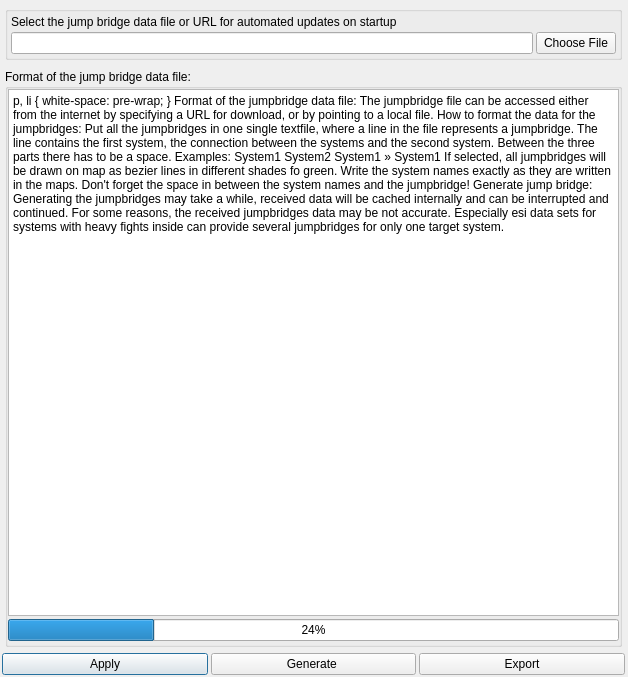
This is src/vi/ui/JumpbridgeChooser.ui in jkey-67/spyglass as Qt 5 draws it before an edit. The edited form follows.
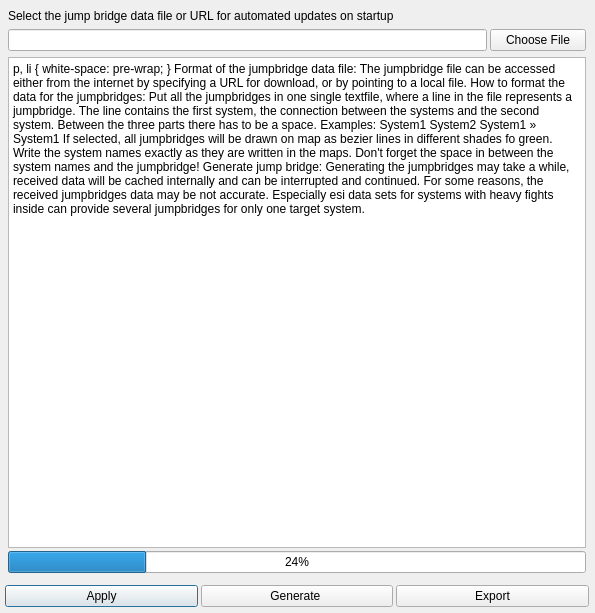
This is the edited form.

Commit message: refactoring and cleanup prepare for class player

Patch:
```diff
--- a/src/vi/ui/JumpbridgeChooser.ui
+++ b/src/vi/ui/JumpbridgeChooser.ui
@@ -6,8 +6,8 @@
    <rect>
     <x>0</x>
     <y>0</y>
-    <width>628</width>
-    <height>677</height>
+    <width>595</width>
+    <height>613</height>
    </rect>
   </property>
   <property name="windowTitle">
@@ -24,7 +24,7 @@
     <number>3</number>
    </property>
    <property name="bottomMargin">
-    <number>2</number>
+    <number>3</number>
    </property>
    <property name="spacing">
     <number>3</number>
@@ -36,16 +36,16 @@
        <number>3</number>
       </property>
       <property name="leftMargin">
-       <number>0</number>
+       <number>3</number>
       </property>
       <property name="topMargin">
-       <number>0</number>
+       <number>3</number>
       </property>
       <property name="rightMargin">
-       <number>0</number>
+       <number>3</number>
       </property>
       <property name="bottomMargin">
-       <number>0</number>
+       <number>3</number>
       </property>
       <item>
        <widget class="QPushButton" name="cancelButton">
@@ -76,9 +76,6 @@
      <property name="spacing">
       <number>3</number>
      </property>
-     <item>
-      <widget class="QWidget" name="widget" native="true">
-       <layout class="QGridLayout" name="gridLayout_2">
         <property name="leftMargin">
          <number>3</number>
         </property>
@@ -91,67 +88,6 @@
         <property name="bottomMargin">
          <number>3</number>
         </property>
-        <property name="spacing">
-         <number>3</number>
-        </property>
-        <item row="0" column="0">
-         <widget class="QGroupBox" name="groupBox">
-          <property name="title">
-           <string/>
-          </property>
-          <layout class="QGridLayout" name="gridLayout_3">
-           <property name="leftMargin">
-            <number>3</number>
-           </property>
-           <property name="topMargin">
-            <number>3</number>
-           </property>
-           <property name="rightMargin">
-            <number>3</number>
-           </property>
-           <property name="bottomMargin">
-            <number>3</number>
-           </property>
-           <property name="spacing">
-            <number>3</number>
-           </property>
-           <item row="0" column="0">
-            <layout class="QVBoxLayout" name="verticalLayout_2">
-             <property name="spacing">
-              <number>3</number>
-             </property>
-             <item>
-              <widget class="QLabel" name="label">
-               <property name="text">
-                <string>Select the jump bridge data file or URL for automated updates on startup</string>
-               </property>
-              </widget>
-             </item>
-             <item>
-              <layout class="QHBoxLayout" name="horizontalLayout">
-               <property name="spacing">
-                <number>3</number>
-               </property>
-               <item>
-                <widget class="QLineEdit" name="urlField"/>
-               </item>
-               <item>
-                <widget class="QPushButton" name="fileChooser">
-                 <property name="text">
-                  <string>Choose File</string>
-                 </property>
-                </widget>
-               </item>
-              </layout>
-             </item>
-            </layout>
-           </item>
-          </layout>
-         </widget>
-        </item>
-       </layout>
-      </widget>
-     </item>
      <item>
       <widget class="QWidget" name="widget2" native="true">
        <layout class="QGridLayout" name="gridLayout_4">
@@ -170,35 +106,36 @@
         <property name="spacing">
          <number>3</number>
         </property>
-        <item row="0" column="0">
-         <widget class="QGroupBox" name="groupBox2">
-          <property name="title">
-           <string>Format of the jump bridge data file:</string>
-          </property>
-          <layout class="QGridLayout" name="gridLayout_5">
-           <property name="leftMargin">
-            <number>0</number>
-           </property>
-           <property name="topMargin">
-            <number>0</number>
-           </property>
-           <property name="rightMargin">
-            <number>0</number>
-           </property>
-           <property name="bottomMargin">
-            <number>3</number>
-           </property>
-           <property name="spacing">
-            <number>3</number>
-           </property>
            <item row="1" column="0">
-            <widget class="QProgressBar" name="generateJumpBridgeProgress">
-             <property name="value">
-              <number>24</number>
+         <layout class="QHBoxLayout" name="horizontalLayout" stretch="5,1">
+          <property name="spacing">
+           <number>3</number>
+          </property>
+          <property name="leftMargin">
+           <number>0</number>
+          </property>
+          <property name="topMargin">
+           <number>3</number>
+          </property>
+          <property name="rightMargin">
+           <number>0</number>
+          </property>
+          <property name="bottomMargin">
+           <number>3</number>
+          </property>
+          <item>
+           <widget class="QLineEdit" name="urlField"/>
+          </item>
+          <item>
+           <widget class="QPushButton" name="fileChooser">
+            <property name="text">
+             <string>Choose File</string>
              </property>
             </widget>
            </item>
-           <item row="0" column="0">
+         </layout>
+        </item>
+        <item row="2" column="0">
             <widget class="QTextBrowser" name="formatInfoField">
              <property name="html">
               <string>&lt;!DOCTYPE HTML PUBLIC &quot;-//W3C//DTD HTML 4.0//EN&quot; &quot;http://www.w3.org/TR/REC-html40/strict.dtd&quot;&gt;
@@ -229,7 +166,18 @@
              </property>
             </widget>
            </item>
-          </layout>
+        <item row="0" column="0">
+         <widget class="QLabel" name="label">
+          <property name="text">
+           <string>Select the jump bridge data file or URL for automated updates on startup</string>
+          </property>
+         </widget>
+        </item>
+        <item row="3" column="0">
+         <widget class="QProgressBar" name="generateJumpBridgeProgress">
+          <property name="value">
+           <number>24</number>
+          </property>
          </widget>
         </item>
        </layout>
```
Left out of the diff: 1 changed line with no effect on the pictures. Lines whose indentation alone changed are shown as unchanged. The commit also changes 8 other files.
